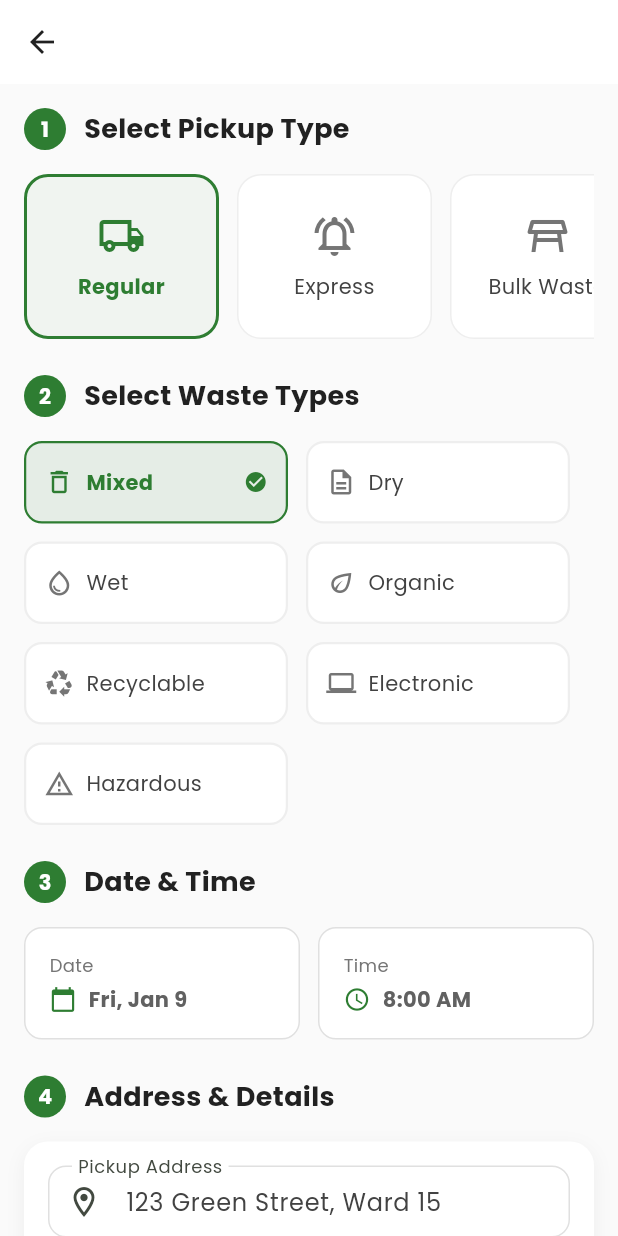
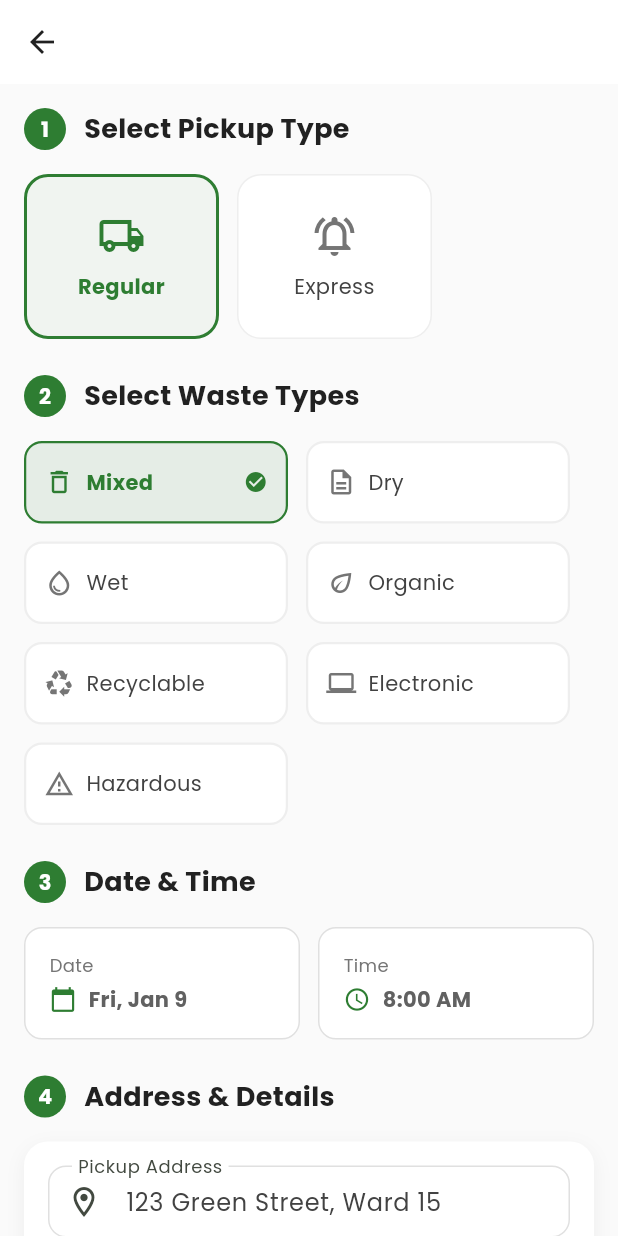
Before and after one commit to ShadaMaitexa/waste_management, a Flutter app: the BookPickupScreen screen opened by its route, after a tap on "Mixed", on a phone screen of 412 x 824 dp. Run offline on Flutter 3.47's test engine with Material 3 defaults, Android fonts, the phone set to English and light mode, and no system bars; our stand-ins replace fl_chart, google_fonts.

Commit message:
ulb admin changed and bulk ,special removed

```diff
--- a/lib/models/pickup.dart
+++ b/lib/models/pickup.dart
@@ -168,6 +168,6 @@ class Pickup {
   bool get isCancelled => status == PickupStatus.cancelled;
 }
 
-enum PickupType { regular, emergency, bulk, special }
+enum PickupType { regular, emergency }
 enum PickupStatus { scheduled, inProgress, completed, cancelled, failed }
 enum WasteType { mixed, dry, wet, organic, recyclable, electronic, hazardous }
--- a/lib/screens/auth/login_screen.dart
+++ b/lib/screens/auth/login_screen.dart
@@ -423,7 +423,7 @@ class _LoginScreenState extends State<LoginScreen> {
       case UserType.worker:
         return 'Collection Worker';
       case UserType.admin:
-        return 'ULB Admin';
+        return 'Super Admin';
       case UserType.recycler:
         return 'Recycling Partner';
     }
--- a/lib/screens/resident/book_pickup_screen.dart
+++ b/lib/screens/resident/book_pickup_screen.dart
@@ -164,7 +164,6 @@ class _BookPickupScreenState extends State<BookPickupScreen> {
 
   double _getEstimatedDuration() {
     int baseDuration = 30;
-    if (_selectedType == PickupType.bulk) baseDuration += 30;
     if (_selectedType == PickupType.emergency) baseDuration -= 10;
     baseDuration += _selectedWasteTypes.length * 5;
     return baseDuration.toDouble();
@@ -485,8 +484,6 @@ class _BookPickupScreenState extends State<BookPickupScreen> {
     switch (type) {
       case PickupType.regular: return Icons.local_shipping_outlined;
       case PickupType.emergency: return Icons.notifications_active_outlined;
-      case PickupType.bulk: return Icons.table_restaurant_outlined; // approximate for furniture/bulk
-      case PickupType.special: return Icons.science_outlined;
     }
   }
 
@@ -506,8 +503,6 @@ class _BookPickupScreenState extends State<BookPickupScreen> {
     switch (type) {
       case PickupType.regular: return 'Regular';
       case PickupType.emergency: return 'Express';
-      case PickupType.bulk: return 'Bulk Waste';
-      case PickupType.special: return 'Special';
     }
   }
 
--- a/lib/services/pickup_service.dart
+++ b/lib/services/pickup_service.dart
@@ -54,7 +54,7 @@ class PickupService extends ChangeNotifier {
         userPhone: '+91 8765432109',
         address: '456 Eco Avenue, Ward 15',
         wardNumber: '15',
-        type: PickupType.bulk,
+        type: PickupType.regular,
         status: PickupStatus.inProgress,
         scheduledDate: now,
         scheduledTime: const TimeOfDay(hour: 14, minute: 0),
--- a/pubspec.yaml
+++ b/pubspec.yaml
@@ -24,7 +24,7 @@ dependencies:
 
   # QR Code & Scanner
   qr_flutter: ^4.1.0
-  qr_code_scanner: ^1.0.1
+  qr_code_scanner_plus: ^2.0.1
 
   # Maps & Location
   google_maps_flutter: ^2.9.0
```
Also changed, not shown: pubspec.lock, 2 other files.
